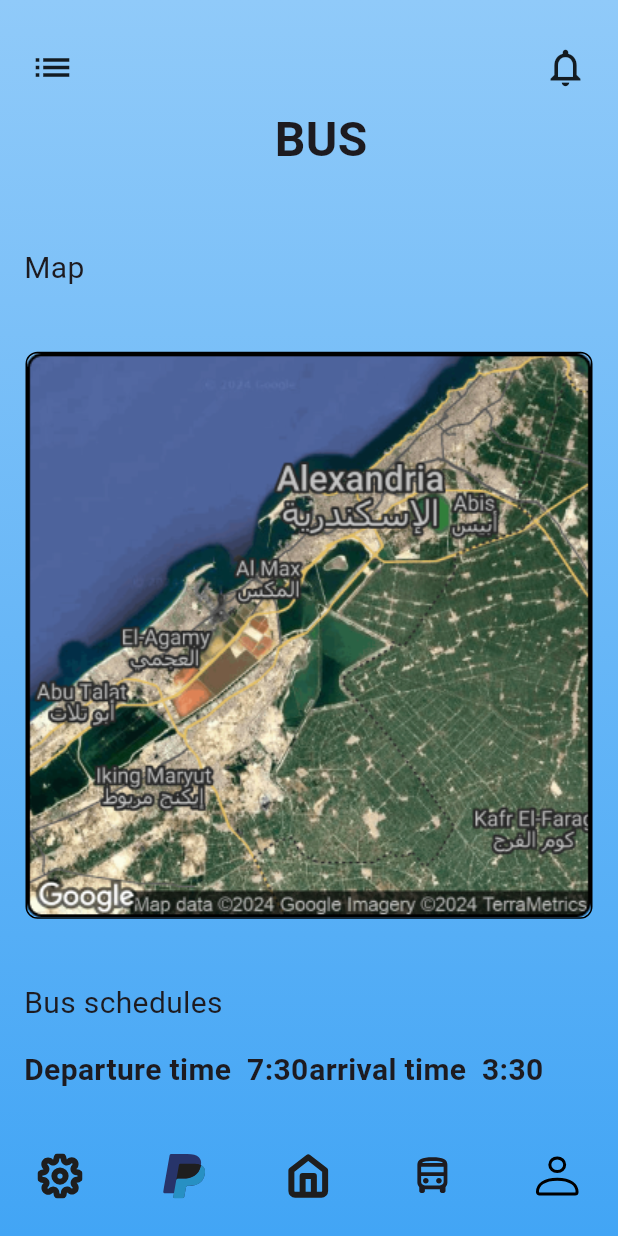
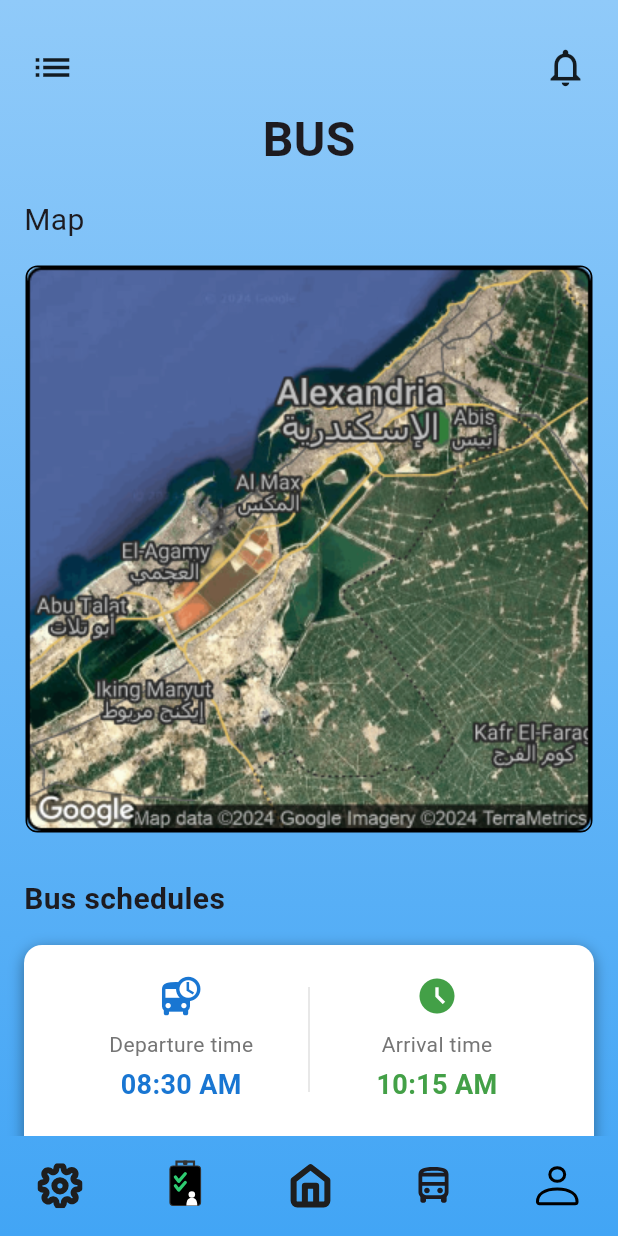
Before and after one commit to MohamedHamdySoftwareEngineer/Educationa_Nourish__Parent-Edition, a Flutter app: the BusScreenBody screen opened directly, on a phone screen of 412 x 824 dp. Run offline on Flutter 3.47's test engine with Material 3 defaults, Android fonts, the phone set to English and light mode, and no system bars; our stand-ins replace concentric_transition, flutter_svg, go_router, google_fonts, lottie, smooth_page_indicator.

Commit message:
develop ui for bus,exam and bottom bar

```diff
--- a/lib/Parent/core/utils/assets.dart
+++ b/lib/Parent/core/utils/assets.dart
@@ -15,3 +15,5 @@ const mapImage =
     'assets/bus_screen/🌎 Map Maker_ Alexandria, Alexandria, Egypt (Multi Brand Network).png';
 const parentImage = 'assets/parent/images/ParentImage.png';
 const teacherImage = 'assets/parent/images/teacher_image.png';
+const attendenceIcon = 'assets/parent/icons/attendence_icon.svg';
+const calenderIcon = 'assets/parent/icons/Calendar.svg';
--- a/lib/Parent/core/utils/custom_bottom_bar.dart
+++ b/lib/Parent/core/utils/custom_bottom_bar.dart
@@ -13,7 +13,7 @@ class CustomBottomBar extends StatelessWidget {
   @override
   Widget build(BuildContext context) {
     return Padding(
-      padding: const EdgeInsets.symmetric(horizontal: 16, vertical: 16),
+      padding: const EdgeInsets.symmetric(horizontal: 16, vertical: 8),
       child: Container(
         color: Colors.transparent,
         child: Row(
@@ -27,9 +27,9 @@ class CustomBottomBar extends StatelessWidget {
             ),
             IconButton(
               onPressed: () {
-                GoRouter.of(context).push(AppRouter.rPaymentScreen);
+                GoRouter.of(context).push(AppRouter.rAttendenceScreen);
               },
-              icon: SvgPicture.asset(paymentBottomBar),
+              icon: SvgPicture.asset(attendenceIcon,width: 35,height: 35,),
             ),
             IconButton(
               onPressed: () {
--- a/lib/Parent/features/Bus Screen/presentation/views/widgets/bus_screen_body.dart
+++ b/lib/Parent/features/Bus Screen/presentation/views/widgets/bus_screen_body.dart
@@ -8,16 +8,14 @@ class BusScreenBody extends StatelessWidget {
   @override
   Widget build(BuildContext context) {
     return BaseScaffold(
+      child: SingleChildScrollView(
         child: Column(
           crossAxisAlignment: CrossAxisAlignment.start,
           children: [
             const Center(
-            child: Padding(
-              padding: EdgeInsets.only(left: 16, top: 0, bottom: 32),
               child: Text(
                 'BUS',
                 style: TextStyle(fontSize: 32, fontWeight: FontWeight.w700),
-              ),
               ),
             ),
             const Padding(
@@ -27,55 +25,191 @@ class BusScreenBody extends StatelessWidget {
                 style: TextStyle(fontSize: 20, fontWeight: FontWeight.w400),
               ),
             ),
-          Expanded(
-            child: Center(
+            Center(
               child: Container(
                 margin: const EdgeInsets.symmetric(horizontal: 16.0),
                 decoration: BoxDecoration(
                   border: Border.all(color: Colors.black),
                   borderRadius: BorderRadius.circular(8),
                 ),
-                // child: ClipRRect(
-                //   borderRadius: BorderRadius.circular(8),
+
                 child: Image.asset(mapImage),
-                // ),
-              ),
+
               ),
             ),
             const Padding(
-            padding: EdgeInsets.all(16.0),
+              padding: EdgeInsets.only(top :30, left: 16),
               child: Text(
                 'Bus schedules',
-              style: TextStyle(fontSize: 20, fontWeight: FontWeight.w400),
+                style: TextStyle(fontSize: 20, fontWeight: FontWeight.w600),
               ),
             ),
-          const Padding(
-            padding: EdgeInsets.symmetric(horizontal: 16.0),
-            child: Row(
-              mainAxisAlignment: MainAxisAlignment.spaceBetween,
-              children: [
-                Expanded(
-                  child: Text(
-                    'Departure time  7:30',
-                    style: TextStyle(
-                      fontWeight: FontWeight.w700,
-                      fontSize: 20,
+            const BusInfo(),
+          ],
         ),
       ),
+    );
+  }
+
+
+
+}
+
+class BusInfo extends StatelessWidget {
+  const BusInfo({super.key});
+
+  @override
+  Widget build(BuildContext context) {
+    return Container(
+      width: double.infinity,
+      margin: const EdgeInsets.all(16.0),
+      padding: const EdgeInsets.all(20.0),
+      decoration: BoxDecoration(
+        color: Colors.white,
+        borderRadius: BorderRadius.circular(12.0),
+        boxShadow: [
+          BoxShadow(
+            color: Colors.black.withOpacity(0.4),
+            blurRadius: 8,
+            offset: const Offset(0, 3),
           ),
-                Expanded(
-                  child: Text(
-                    'arrival time  3:30',
+        ],
+
+      ),
+      child: Column(
+        children: [
+          // First row - Departure and Arrival Times
+          Row(
+            children: [
+              // Departure Time
+              const Expanded(
+                child: Column(
+                  children: [
+                    Icon(Icons.departure_board, color: Color(0xFF1976D2), size: 28),
+                    SizedBox(height: 8),
+                    Text(
+                      'Departure time',
                       style: TextStyle(
-                      fontWeight: FontWeight.w700,
-                      fontSize: 20,
+                        fontSize: 14,
+                        color: Color(0xFF757575),
                       ),
+                    ),
+                    SizedBox(height: 4),
+                    Text(
+                      '08:30 AM',
+                      style: TextStyle(
+                        fontSize: 18,
+                        fontWeight: FontWeight.bold,
+                        color: Color(0xFF1976D2),
                       ),
                     ),
                   ],
                 ),
               ),
-          const SizedBox(height: 16),
+
+              // Divider
+              Container(
+                height: 70,
+                width: 1,
+                color: const Color(0xFFE0E0E0),
+              ),
+
+              // Arrival Time
+              const Expanded(
+                child: Column(
+                  children: [
+                    Icon(Icons.access_time_filled, color: Color(0xFF43A047), size: 28),
+                    SizedBox(height: 8),
+                    Text(
+                      'Arrival time',
+                      style: TextStyle(
+                        fontSize: 14,
+                        color: Color(0xFF757575),
+                      ),
+                    ),
+                    SizedBox(height: 4),
+                    Text(
+                      '10:15 AM',
+                      style: TextStyle(
+                        fontSize: 18,
+                        fontWeight: FontWeight.bold,
+                        color: Color(0xFF43A047),
+                      ),
+                    ),
+                  ],
+                ),
+              ),
+            ],
+          ),
+
+          const Padding(
+            padding: EdgeInsets.symmetric(vertical: 16.0),
+            child: Divider(thickness: 1),
+          ),
+
+          // Second row - Driver and Bus Number
+          Row(
+            children: [
+              // Driver Name
+              const Expanded(
+                child: Column(
+                  children: [
+                    Icon(Icons.person, color: Color(0xFFD84315), size: 28),
+                    SizedBox(height: 8),
+                    Text(
+                      'Driver name',
+                      style: TextStyle(
+                        fontSize: 14,
+                        color: Color(0xFF757575),
+                      ),
+                    ),
+                    SizedBox(height: 4),
+                    Text(
+                      'John Smith',
+                      style: TextStyle(
+                        fontSize: 18,
+                        fontWeight: FontWeight.bold,
+                        color: Color(0xFFD84315),
+                      ),
+                    ),
+                  ],
+                ),
+              ),
+
+              // Divider
+              Container(
+                height: 70,
+                width: 1,
+                color: const Color(0xFFE0E0E0),
+              ),
+
+              // Bus Number
+              const Expanded(
+                child: Column(
+                  children: [
+                    Icon(Icons.directions_bus, color: Color(0xFF7B1FA2), size: 28),
+                    SizedBox(height: 8),
+                    Text(
+                      'Bus No.',
+                      style: TextStyle(
+                        fontSize: 14,
+                        color: Color(0xFF757575),
+                      ),
+                    ),
+                    SizedBox(height: 4),
+                    Text(
+                      'BUS-1234',
+                      style: TextStyle(
+                        fontSize: 18,
+                        fontWeight: FontWeight.bold,
+                        color: Color(0xFF7B1FA2),
+                      ),
+                    ),
+                  ],
+                ),
+              ),
+            ],
+          ),
         ],
       ),
     );
--- a/lib/Parent/features/Classes/presentation/views/widgets/header_title.dart
+++ b/lib/Parent/features/Classes/presentation/views/widgets/header_title.dart
@@ -11,7 +11,7 @@ class HeaderTitle extends StatelessWidget {
       padding: EdgeInsets.only( bottom: 16),
       child: Center(
         child: Text(
-          'classes',
+          'Class Schedule',
           style: TextStyle(fontSize: 28, fontWeight: FontWeight.w700),
         ),
       ),
--- a/lib/Parent/features/Grade/presentation/views/widgets/grade_screen_body.dart
+++ b/lib/Parent/features/Grade/presentation/views/widgets/grade_screen_body.dart
@@ -64,7 +64,7 @@ class GradeScreenBody extends StatelessWidget {
                       decoration: BoxDecoration(
                         color: Colors.white,
                         border: Border.all(color: Colors.grey.shade600),
-                        borderRadius: BorderRadius.circular(60),
+                        borderRadius: BorderRadius.circular(10),
                         boxShadow: [
                           BoxShadow(
                             color: Colors.black.withOpacity(0.1),
--- a/lib/Parent/features/My Child Screen/presentation/views/widgets/my_child_screen_body.dart
+++ b/lib/Parent/features/My Child Screen/presentation/views/widgets/my_child_screen_body.dart
@@ -1,4 +1,5 @@
 import 'package:educational_nourish/Parent/core/utils/app_router.dart';
+import 'package:educational_nourish/Parent/core/utils/assets.dart';
 import 'package:educational_nourish/Parent/core/widgets/base_scaffold.dart';
 import 'package:flutter/material.dart';
 import 'package:go_router/go_router.dart';
@@ -12,7 +13,7 @@ class MyChildScreenBody extends StatelessWidget {
   Widget build(BuildContext context) {
     return BaseScaffold(
         child: Container(
-      padding: const EdgeInsets.only(left: 16.0, bottom: 16, right: 16),
+      padding: const EdgeInsets.only(left: 16.0, right: 16),
       child: Column(
         crossAxisAlignment: CrossAxisAlignment.start,
         children: [
@@ -67,7 +68,7 @@ class MyChildScreenBody extends StatelessWidget {
                   },
                   child: const BuildCard(
                     'attendance',
-                    'assets/parent/icons/Calendar.svg',
+                   attendenceIcon,
                   ),
                 ),
                 const BuildCard('food place', 'assets/parent/icons/icon.svg'),
--- a/lib/Parent/features/Parent Home/presentation/views/widgets/parent_home_body.dart
+++ b/lib/Parent/features/Parent Home/presentation/views/widgets/parent_home_body.dart
@@ -52,7 +52,7 @@ class ParentHomeBody extends StatelessWidget {
                           bottom: 40,
                           right: 20)),
                   const BuildIconCard(
-                      label: 'Restaurant',
+                      label: 'Food Place',
                       imagePath: restaurantHome,
                       top: 0,
                       left: 20,
--- a/lib/Student_Interface/BtmNavBar/profile_page.dart
+++ b/lib/Student_Interface/BtmNavBar/profile_page.dart
@@ -5,9 +5,9 @@ import '../List/drawer_page.dart';
 class ProfilePage extends StatefulWidget {
   const ProfilePage({super.key});
   @override
-  _ProfilePageState createState() => _ProfilePageState();
+  ProfilePageState createState() => ProfilePageState();
 }
-class _ProfilePageState extends State<ProfilePage> {
+class ProfilePageState extends State<ProfilePage> {
   Future<Profile> fetchProfile() async {
     final response = await http.get(Uri.parse(
         'https://backend-little-haze-120.fly.dev/api/advisors/21058'));
```
Also changed, not shown: lib/Parent/features/Attendence Screen/presentation/views/widgets/attendence_screen_body.dart (+26 -26 lines), lib/Parent/features/Exam/presentation/views/widgets/exam_screen_body.dart (+6 -12 lines), lib/Parent/features/Settings Screen/presentation/views/widgets/settings_app_bar.dart (+15 -15 lines), lib/Parent/features/Settings Screen/presentation/views/widgets/settings_screen_body.dart (+11 -10 lines), assets/parent/icons/attendence_icon.svg (added). Lines whose indentation alone changed are shown as unchanged.
